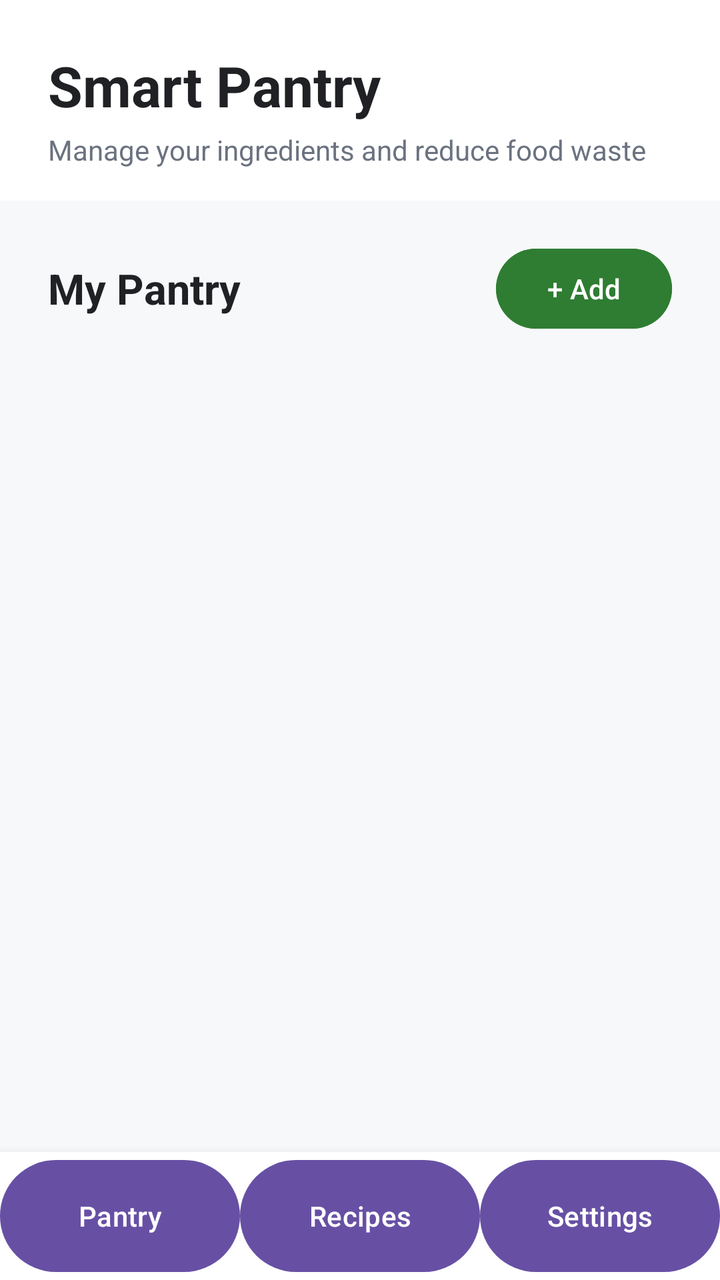
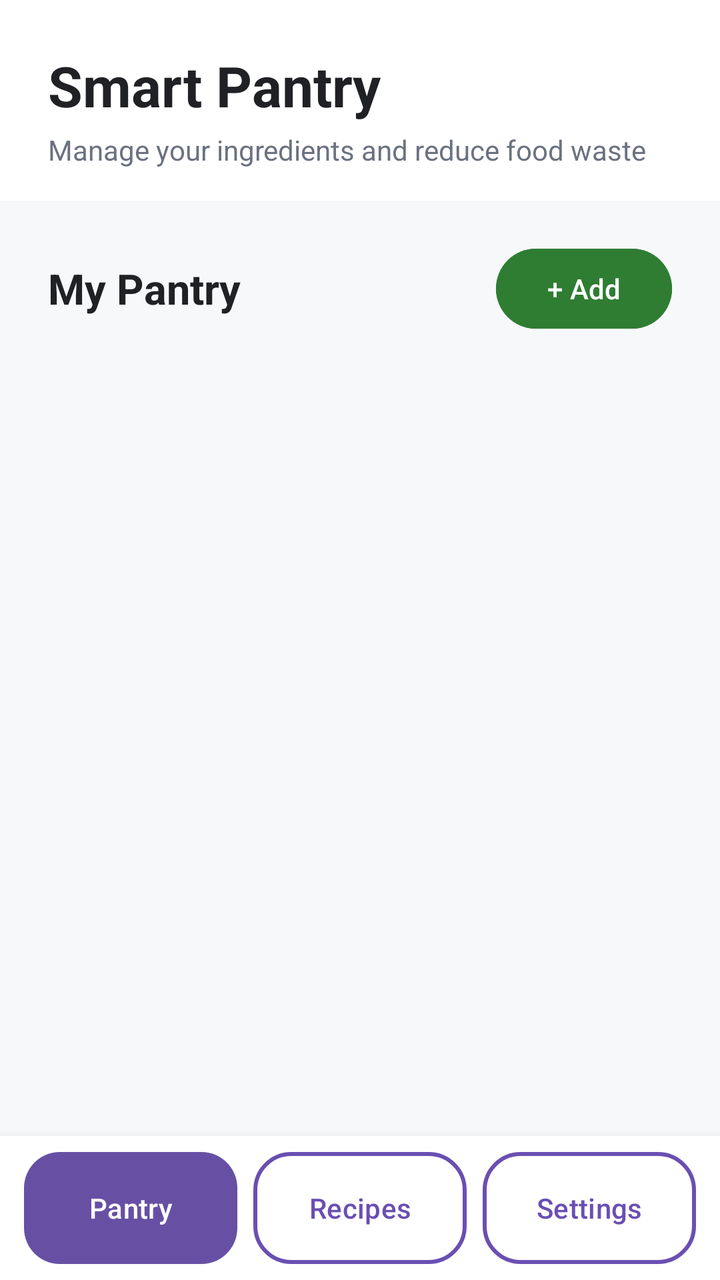

Before-and-after screenshots of an Android layout around one commit, followed by the original layout XML and the change that was made.
<!-- AndroidManifest.xml: application theme Theme.SmartPantryManager -->
<!-- res/layout/activity_main.xml -->
<?xml version="1.0" encoding="utf-8"?>
<LinearLayout xmlns:android="http://schemas.android.com/apk/res/android"
    xmlns:app="http://schemas.android.com/apk/res-auto"
    android:layout_width="match_parent"
    android:layout_height="match_parent"
    android:orientation="vertical"
    android:background="#F7F8FA">

    
    <LinearLayout
        android:layout_width="match_parent"
        android:layout_height="wrap_content"
        android:orientation="vertical"
        android:paddingStart="24dp"
        android:paddingTop="24dp"
        android:paddingEnd="24dp"
        android:paddingBottom="16dp"
        android:background="#FFFFFF">

        <TextView
            android:layout_width="wrap_content"
            android:layout_height="wrap_content"
            android:text="Smart Pantry"
            android:textSize="28sp"
            android:textStyle="bold"
            android:textColor="#202124" />

        <TextView
            android:layout_width="wrap_content"
            android:layout_height="wrap_content"
            android:layout_marginTop="4dp"
            android:text="Manage your ingredients and reduce food waste"
            android:textSize="14sp"
            android:textColor="#6B7280" />

    </LinearLayout>

    
    <LinearLayout
        android:layout_width="match_parent"
        android:layout_height="wrap_content"
        android:orientation="horizontal"
        android:gravity="center_vertical"
        android:paddingStart="24dp"
        android:paddingTop="20dp"
        android:paddingEnd="24dp"
        android:paddingBottom="12dp">

        <TextView
            android:layout_width="0dp"
            android:layout_height="wrap_content"
            android:layout_weight="1"
            android:text="My Pantry"
            android:textSize="21sp"
            android:textStyle="bold"
            android:textColor="#202124" />

        
        <Button
            android:id="@+id/btnAddIngredient"
            android:layout_width="wrap_content"
            android:layout_height="wrap_content"
            android:text="+ Add"
            android:textAllCaps="false"
            android:textColor="@color/button_text_white"
            android:backgroundTint="@color/add_green" />

    </LinearLayout>

    
    <androidx.recyclerview.widget.RecyclerView
        android:id="@+id/recyclerViewPantry"
        android:layout_width="match_parent"
        android:layout_height="0dp"
        android:layout_weight="1"
        android:paddingStart="16dp"
        android:paddingEnd="16dp"
        android:clipToPadding="false" />

    
    <LinearLayout
        android:layout_width="match_parent"
        android:layout_height="64dp"
        android:orientation="horizontal"
        android:background="#FFFFFF"
        android:elevation="8dp">

        <Button
            android:id="@+id/btnPantry"
            android:layout_width="0dp"
            android:layout_height="match_parent"
            android:layout_weight="1"
            android:text="Pantry"
            android:textAllCaps="false" />

        <Button
            android:id="@+id/btnRecipes"
            android:layout_width="0dp"
            android:layout_height="match_parent"
            android:layout_weight="1"
            android:text="Recipes"
            android:textAllCaps="false" />

        <Button
            android:id="@+id/btnSettings"
            android:layout_width="0dp"
            android:layout_height="match_parent"
            android:layout_weight="1"
            android:text="Settings"
            android:textAllCaps="false" />

    </LinearLayout>

</LinearLayout>
<!-- resources referenced by this layout -->
<resources>
  <color name="add_green">#2E7D32</color>
  <color name="button_text_white">#FFFFFF</color>
  <style name="Theme.SmartPantryManager" parent="Base.Theme.SmartPantryManager" />
  <style name="Base.Theme.SmartPantryManager" parent="Theme.Material3.DayNight.NoActionBar">
          
          
      </style>
</resources>

<!-- the commit's change to res/layout/activity_main.xml (unified diff, before → after) -->
@@ -80,34 +80,64 @@
     
     <LinearLayout
         android:layout_width="match_parent"
-        android:layout_height="64dp"
+        android:layout_height="72dp"
         android:orientation="horizontal"
+        android:gravity="center"
+        android:paddingStart="12dp"
+        android:paddingTop="8dp"
+        android:paddingEnd="12dp"
+        android:paddingBottom="8dp"
         android:background="#FFFFFF"
         android:elevation="8dp">
 
+        
         <Button
             android:id="@+id/btnPantry"
             android:layout_width="0dp"
             android:layout_height="match_parent"
             android:layout_weight="1"
+            android:layout_marginEnd="4dp"
+            android:background="@drawable/nav_button_active"
+            android:backgroundTint="@null"
             android:text="Pantry"
-            android:textAllCaps="false" />
+            android:textAllCaps="false"
+            android:textColor="#FFFFFF"
+            android:textSize="14sp"
+            android:minWidth="0dp"
+            android:minHeight="0dp" />
 
+        
         <Button
             android:id="@+id/btnRecipes"
             android:layout_width="0dp"
             android:layout_height="match_parent"
             android:layout_weight="1"
+            android:layout_marginStart="4dp"
+            android:layout_marginEnd="4dp"
+            android:background="@drawable/nav_button_outline"
+            app:backgroundTint="@null"
             android:text="Recipes"
-            android:textAllCaps="false" />
+            android:textAllCaps="false"
+            android:textColor="@color/nav_purple"
+            android:textSize="14sp"
+            android:minWidth="0dp"
+            android:minHeight="0dp" />
 
+        
         <Button
             android:id="@+id/btnSettings"
             android:layout_width="0dp"
             android:layout_height="match_parent"
             android:layout_weight="1"
+            android:layout_marginStart="4dp"
+            android:background="@drawable/nav_button_outline"
+            app:backgroundTint="@null"
             android:text="Settings"
-            android:textAllCaps="false" />
+            android:textAllCaps="false"
+            android:textColor="@color/nav_purple"
+            android:textSize="14sp"
+            android:minWidth="0dp"
+            android:minHeight="0dp" />
 
     </LinearLayout>
 
<!-- resource entries referenced after the edit -->
@@ -2,7 +2,98 @@
 <resources>
   <color name="add_green">#2E7D32</color>
   <color name="button_text_white">#FFFFFF</color>
+  <color name="nav_purple">#6A4FB3</color>
+  <!-- drawable nav_button_active (drawable) -->
+  <?xml version="1.0" encoding="utf-8"?>
+  <selector xmlns:android="http://schemas.android.com/apk/res/android">
+  
+      
+      <item android:state_hovered="true">
+          <shape android:shape="rectangle">
+  
+              <solid android:color="@color/nav_purple_dark" />
+  
+              <corners android:radius="18dp" />
+  
+          </shape>
+      </item>
+  
+      
+      <item android:state_pressed="true">
+          <shape android:shape="rectangle">
+  
+              <solid android:color="@color/nav_purple_dark" />
+  
+              <corners android:radius="18dp" />
+  
+          </shape>
+      </item>
+  
+      
+      <item>
+          <shape android:shape="rectangle">
+  
+              <solid android:color="@color/nav_purple" />
+  
+              <corners android:radius="18dp" />
+  
+          </shape>
+      </item>
+  
+  </selector>
+  <!-- drawable nav_button_outline (drawable) -->
+  <?xml version="1.0" encoding="utf-8"?>
+  <selector xmlns:android="http://schemas.android.com/apk/res/android">
+  
+      
+      <item android:state_hovered="true">
+          <shape android:shape="rectangle">
+  
+              <solid android:color="@color/nav_purple_light" />
+  
+              <stroke
+                  android:width="2dp"
+                  android:color="@color/nav_purple" />
+  
+              <corners android:radius="18dp" />
+  
+          </shape>
+      </item>
+  
+      
+      <item android:state_pressed="true">
+          <shape android:shape="rectangle">
+  
+              <solid android:color="@color/nav_purple_light" />
+  
+              <stroke
+                  android:width="2dp"
+                  android:color="@color/nav_purple_dark" />
+  
+              <corners android:radius="18dp" />
+  
+          </shape>
+      </item>
+  
+      
+      <item>
+          <shape android:shape="rectangle">
+  
+              <solid android:color="#FFFFFF" />
+  
+              <stroke
+                  android:width="2dp"
+                  android:color="@color/nav_purple" />
+  
+              <corners android:radius="18dp" />
+  
+          </shape>
+      </item>
+  
+  </selector>
   <style name="Theme.SmartPantryManager" parent="Base.Theme.SmartPantryManager" />
+  <color name="nav_purple_dark">#563D9C</color>
+  <color name="nav_purple_light">#EEE8FA</color>
   <style name="Base.Theme.SmartPantryManager" parent="Theme.Material3.DayNight.NoActionBar">
           
           
